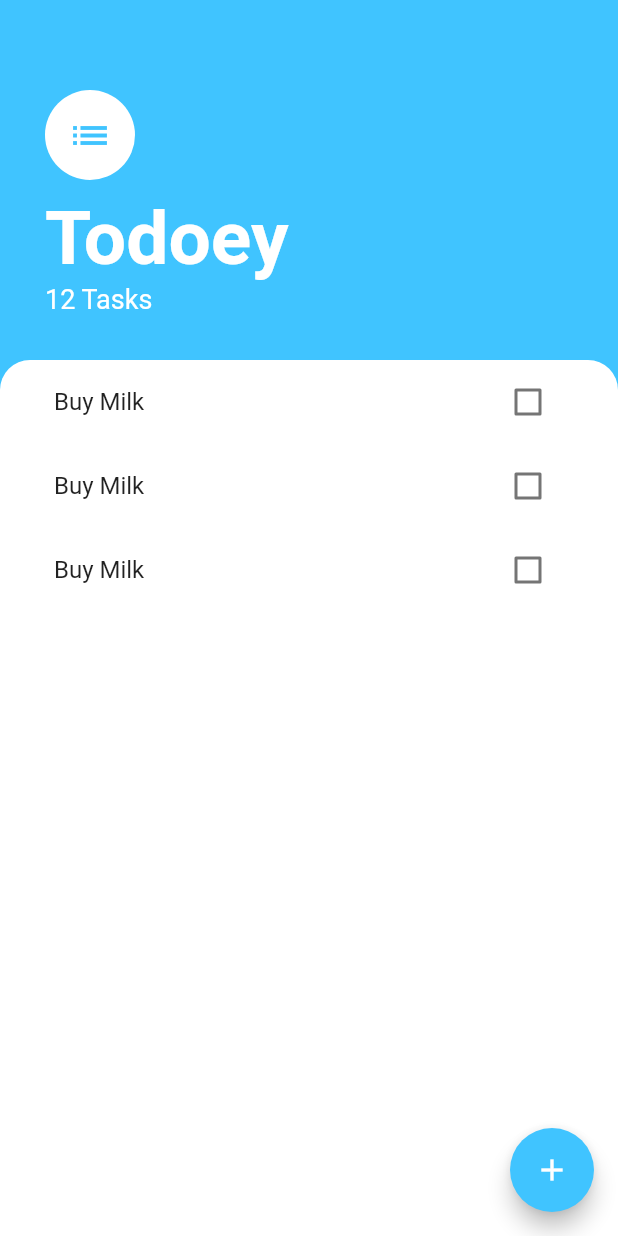
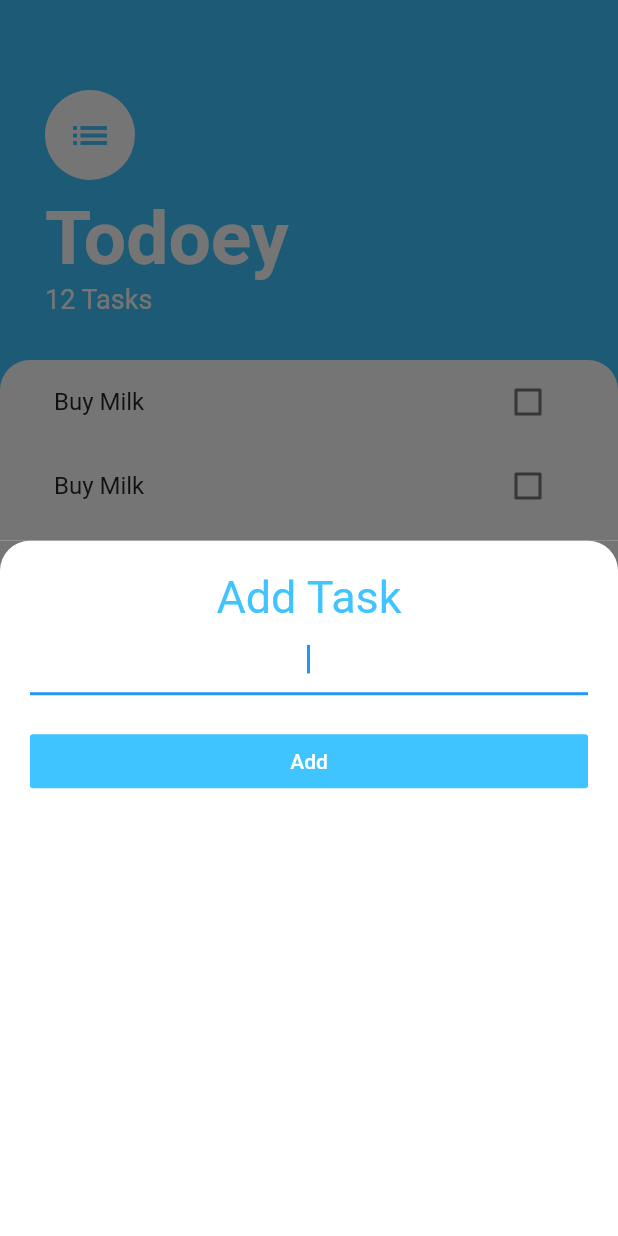
Before and after one commit to charger513/todoey_flutter, a Flutter app: the screen it shows after launch, after a tap on the "add" icon, on a phone screen of 412 x 824 dp. Run offline on Flutter 3.47's test engine with Material 2 defaults, Android fonts, the phone set to English and light mode, and no system bars.

```diff
--- /dev/null
+++ b/lib/screens/add_task_screen.dart
@@ -0,0 +1,51 @@
+import 'package:flutter/material.dart';
+
+class AddTaskScreen extends StatelessWidget {
+  @override
+  Widget build(BuildContext context) {
+    return Container(
+      color: Color(0xFF757575),
+      child: Container(
+        padding: EdgeInsets.all(20.0),
+        decoration: BoxDecoration(
+          color: Colors.white,
+          borderRadius: BorderRadius.only(
+            topLeft: Radius.circular(20.0),
+            topRight: Radius.circular(20.0),
+          ),
+        ),
+        child: Column(
+          crossAxisAlignment: CrossAxisAlignment.stretch,
+          children: <Widget>[
+            Text(
+              'Add Task',
+              textAlign: TextAlign.center,
+              style: TextStyle(
+                color: Colors.lightBlueAccent,
+                fontSize: 30.0,
+              ),
+            ),
+            TextField(
+              autofocus: true,
+              textAlign: TextAlign.center,
+              onChanged: (value) {},
+            ),
+            SizedBox(
+              height: 20.0,
+            ),
+            FlatButton(
+              child: Text(
+                'Add',
+                style: TextStyle(color: Colors.white),
+              ),
+              color: Colors.lightBlueAccent,
+              onPressed: () {
+                //
+              },
+            ),
+          ],
+        ),
+      ),
+    );
+  }
+}
--- a/lib/screens/tasks_screen.dart
+++ b/lib/screens/tasks_screen.dart
@@ -1,7 +1,9 @@
 import 'package:flutter/material.dart';
+import 'package:todoey_flutter/screens/add_task_screen.dart';
 import 'package:todoey_flutter/widgets/tasks_list.dart';
 
 class TasksScreen extends StatelessWidget {
+
   @override
   Widget build(BuildContext context) {
     return Scaffold(
@@ -10,7 +12,10 @@ class TasksScreen extends StatelessWidget {
         backgroundColor: Colors.lightBlueAccent,
         child: Icon(Icons.add),
         onPressed: () {
-          //
+          showModalBottomSheet(
+            context: context,
+            builder: (context) => AddTaskScreen(),
+          );
         },
       ),
       body: Column(
```
